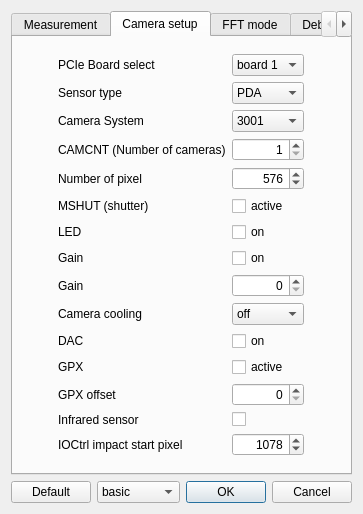
The window that escam/dialogsettings.ui (Entwicklungsburo-Stresing/EBST_CAM) describes before a commit, drawn with Qt 5.
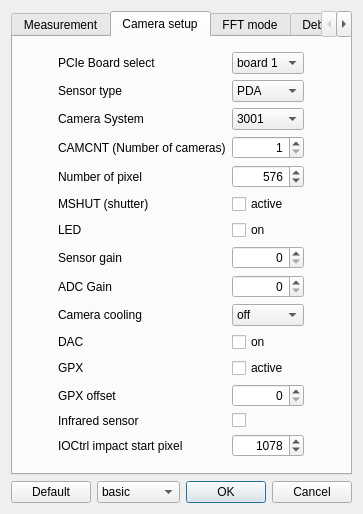
The same window after the commit. The open tabs and pages were chosen to show the change.

Commit message:
Refactor gain and gain to adc_gain and sensor_gain
Also do some other small improvements on the fly.

Patch:
```diff
--- a/escam/dialogsettings.ui
+++ b/escam/dialogsettings.ui
@@ -503,13 +503,6 @@
            </property>
           </spacer>
          </item>
-         <item row="8" column="2">
-          <widget class="QCheckBox" name="checkBoxGain3010">
-           <property name="text">
-            <string>on</string>
-           </property>
-          </widget>
-         </item>
          <item row="12" column="2">
           <widget class="QCheckBox" name="checkBoxGpx">
            <property name="text">
@@ -595,7 +588,7 @@
          <item row="8" column="1">
           <widget class="QLabel" name="labelGain3010">
            <property name="text">
-            <string>Gain</string>
+            <string>Sensor gain</string>
            </property>
           </widget>
          </item>
@@ -651,7 +644,7 @@
          <item row="9" column="1">
           <widget class="QLabel" name="labelGain3030">
            <property name="text">
-            <string>Gain</string>
+            <string>ADC Gain</string>
            </property>
           </widget>
          </item>
@@ -848,6 +841,13 @@
            </property>
           </widget>
          </item>
+         <item row="8" column="2">
+          <widget class="QSpinBox" name="spinBoxSensorGain">
+           <property name="alignment">
+            <set>Qt::AlignRight|Qt::AlignTrailing|Qt::AlignVCenter</set>
+           </property>
+          </widget>
+         </item>
         </layout>
        </item>
       </layout>
```
Left out of the diff: 5 changed lines with no effect on the pictures. The commit also changes 10 other files.
